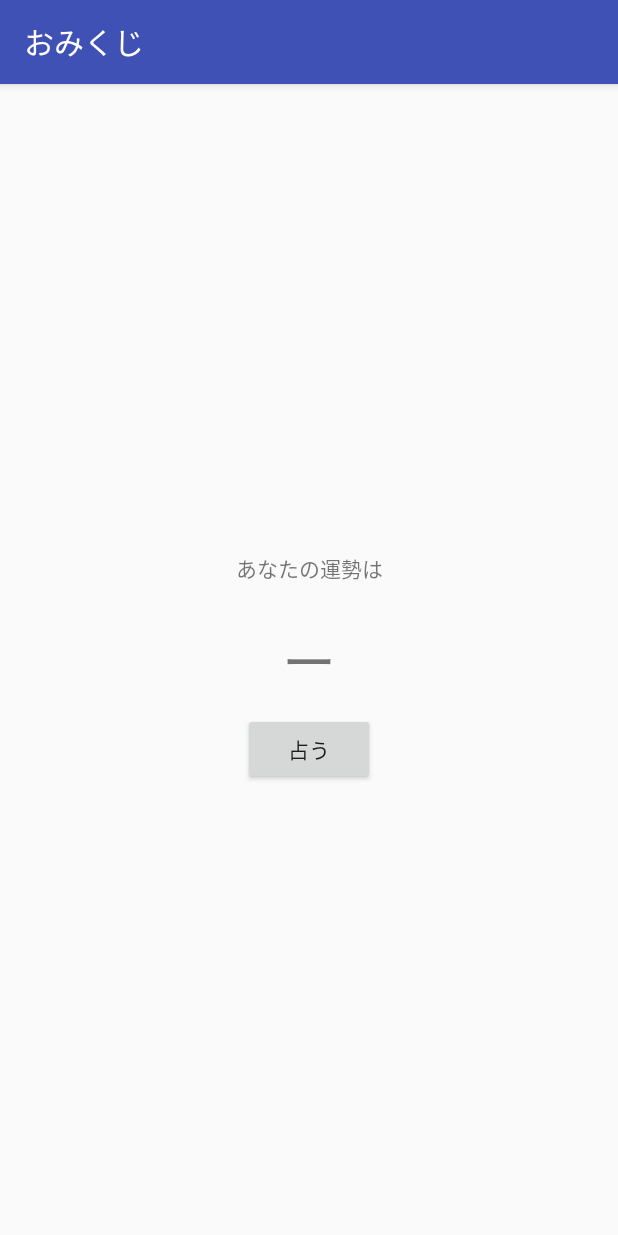
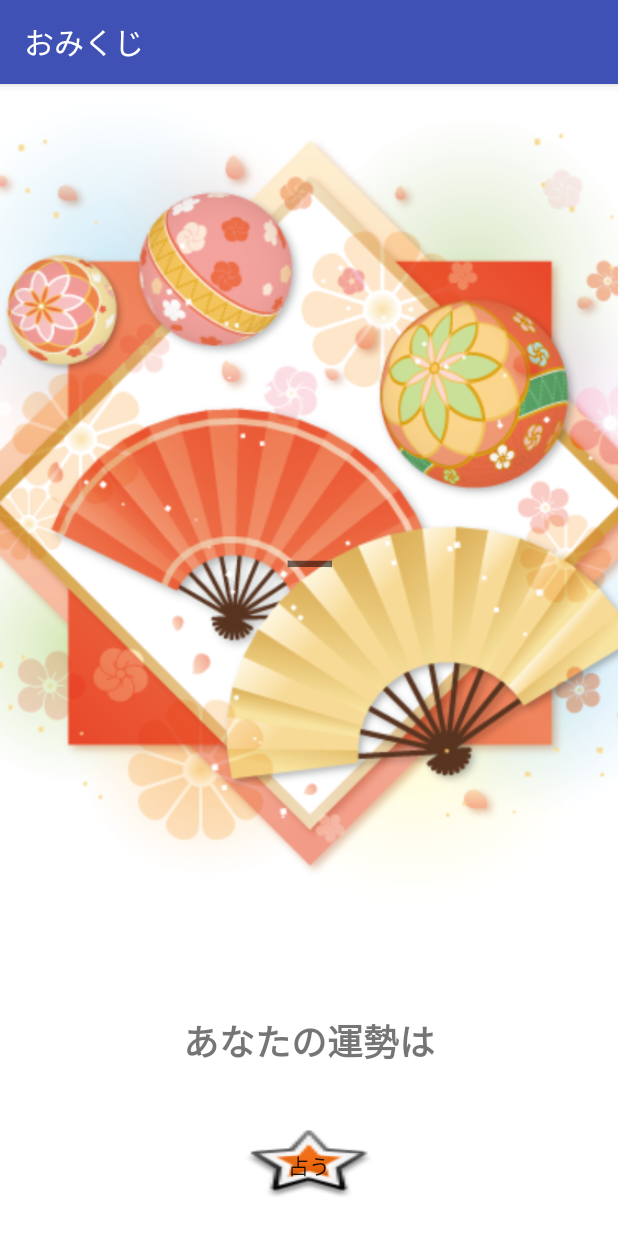
Before and after one commit to hinamomo/Omikuji, an Android app: the screen it shows after launch (MainActivity), on a phone screen of 412 x 824 dp. Run offline under Robolectric (Android 15) with nearby library versions, the phone set to English and light mode, and no system bars.

Commit message:
change resultFontColor etc.

```diff
--- a/app/src/main/java/com/example/omikuji/MainActivity.kt
+++ b/app/src/main/java/com/example/omikuji/MainActivity.kt
@@ -25,7 +25,7 @@ class MainActivity : AppCompatActivity() {
         resultText.text = results[random]
 
         if(random == 0){
-            resultText.setTextColor(Color.RED)
+            resultText.setTextColor(Color.BLUE)
         } else {
             resultText.setTextColor(Color.BLACK)
         }
--- a/app/src/main/res/layout/activity_main.xml
+++ b/app/src/main/res/layout/activity_main.xml
@@ -6,40 +6,64 @@
     android:layout_height="match_parent"
     tools:context="com.example.omikuji.MainActivity">
 
-    <TextView
-        android:id="@+id/resultText"
-        android:layout_width="wrap_content"
-        android:layout_height="wrap_content"
-        android:text="ー"
-        android:textSize="36sp"
-        app:layout_constraintBottom_toBottomOf="parent"
-        app:layout_constraintLeft_toLeftOf="parent"
-        app:layout_constraintRight_toRightOf="parent"
-        app:layout_constraintTop_toTopOf="parent" />
+    <RelativeLayout xmlns:android="http://schemas.android.com/apk/res/android"
+        xmlns:tools="http://schemas.android.com/tools" android:layout_width="match_parent"
+        android:layout_height="match_parent"
+        tools:context=".MainActivity">
+
+        <ImageView
+            android:id="@+id/imageView"
+            android:layout_width="match_parent"
+            android:layout_height="match_parent"
+            android:layout_alignParentStart="true"
+            android:layout_alignParentTop="true"
+            android:scaleType="centerCrop"
+            android:src="@drawable/back" />
 
         <TextView
             android:id="@+id/titleText"
             android:layout_width="wrap_content"
             android:layout_height="wrap_content"
-        android:layout_marginBottom="24dp"
-        android:layout_marginEnd="8dp"
-        android:layout_marginStart="8dp"
+            android:layout_alignParentBottom="true"
+            android:layout_centerHorizontal="true"
+            android:layout_marginBottom="112dp"
             android:text="あなたの運勢は"
+            android:textSize="24sp"
+            android:textStyle="bold"
             app:layout_constraintBottom_toTopOf="@+id/resultText"
             app:layout_constraintEnd_toEndOf="parent"
+            app:layout_constraintHorizontal_bias="0.502"
             app:layout_constraintStart_toStartOf="parent" />
 
         <Button
             android:id="@+id/fortuneButton"
+            style="@style/Widget.AppCompat.Button"
             android:layout_width="wrap_content"
             android:layout_height="wrap_content"
-        android:layout_marginEnd="8dp"
-        android:layout_marginStart="8dp"
-        android:layout_marginTop="8dp"
+            android:layout_alignParentBottom="true"
+            android:layout_centerHorizontal="true"
+            android:layout_marginBottom="23dp"
+            android:background="@android:drawable/star_big_on"
             android:onClick="getFortune"
             android:text="占う"
             app:layout_constraintEnd_toEndOf="parent"
             app:layout_constraintStart_toStartOf="parent"
             app:layout_constraintTop_toBottomOf="@+id/resultText" />
 
+    </RelativeLayout>
+
+    <TextView
+        android:id="@+id/resultText"
+        android:layout_width="wrap_content"
+        android:layout_height="89dp"
+        android:fontFamily="serif"
+        android:text="ー"
+        android:textSize="36sp"
+        android:textStyle="bold"
+        app:layout_constraintBottom_toBottomOf="parent"
+        app:layout_constraintLeft_toLeftOf="parent"
+        app:layout_constraintRight_toRightOf="parent"
+        app:layout_constraintTop_toTopOf="parent"
+        app:layout_constraintVertical_bias="0.431" />
+
 </android.support.constraint.ConstraintLayout>
```
Also changed, not shown: app/src/main/res/drawable-v24/back.png (added). Lines whose indentation alone changed are shown as unchanged.
